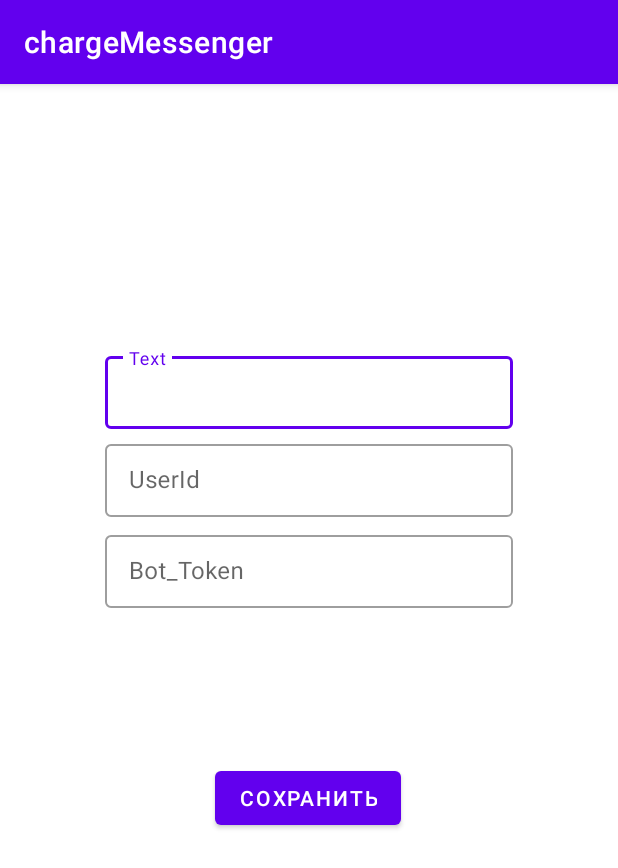
After one commit to zalmek/proj-eye, an Android app: the fragment EnterFragment shown on its own in the app's theme, on a phone screen of 412 x 824 dp. The commit adds this screen. Shown: the top 868 px of the screen. Run offline under Robolectric (Android 15) with nearby library versions, the phone set to English and light mode, and no system bars; our stand-ins replace Dagger/Hilt's generated code.

Commit message:
Fragment try

```diff
--- a/app/build.gradle
+++ b/app/build.gradle
@@ -40,6 +40,10 @@ dependencies {
     implementation 'com.google.android.material:material:1.3.0'
     implementation 'androidx.constraintlayout:constraintlayout:2.0.4'
     implementation 'com.google.android.material:material:1.3.0'
+    implementation 'androidx.annotation:annotation:1.1.0'
+    implementation 'androidx.lifecycle:lifecycle-livedata-ktx:2.2.0'
+    implementation 'androidx.lifecycle:lifecycle-viewmodel-ktx:2.2.0'
+    implementation 'androidx.legacy:legacy-support-v4:1.0.0'
     testImplementation 'junit:junit:4.+'
     androidTestImplementation 'androidx.test.ext:junit:1.1.2'
     androidTestImplementation 'androidx.test.espresso:espresso-core:3.3.0'
--- /dev/null
+++ b/app/src/main/java/com/example/chargemessenger/EnterFragment.java
@@ -0,0 +1,65 @@
+package com.example.chargemessenger;
+
+import android.content.Intent;
+import android.os.Bundle;
+
+import androidx.fragment.app.Fragment;
+
+import android.view.LayoutInflater;
+import android.view.View;
+import android.view.ViewGroup;
+import android.widget.Toast;
+
+import com.example.chargemessenger.databinding.FragmentEnterBinding;
+
+import org.jetbrains.annotations.NotNull;
+
+import javax.inject.Inject;
+
+import dagger.hilt.android.AndroidEntryPoint;
+
+@AndroidEntryPoint
+public class EnterFragment extends Fragment {
+    private FragmentEnterBinding binding;
+    static IThread secondThread;
+    public static String id_file = "id.txt";
+    public static String bot_token_file = "bot_token.txt";
+    public static String text_file = "text.txt";
+    @Inject Filewriter filewriter;
+    @Inject Filereader filereader;
+    @Override
+    public View onCreateView(@NotNull LayoutInflater inflater, ViewGroup container,
+                             Bundle savedInstanceState) {
+        // Inflate the layout for this fragment
+        binding = FragmentEnterBinding.inflate(inflater, container, false);
+        return binding.getRoot();}
+//        filereader.read(id_file);
+//        binding.UserId.getEditText().setText(filereader.getText());
+//        filereader.read(bot_token_file);
+//        binding.BotToken.getEditText().setText(filereader.getText());
+//        filereader.read(text_file);
+//        binding.Text.getEditText().setText(filereader.getText());
+//        getActivity().startService(new Intent(getContext(), MyService.class));
+//        binding.button.setOnClickListener(v -> {
+//            secondThread = new IThread();
+//            secondThread.start();
+//            Toast.makeText(getContext(), "Action completed. App is ready. You can quit.", Toast.LENGTH_LONG).show();
+//        });
+//    }
+
+    @Override
+    public void onDestroyView() {
+        super.onDestroyView();
+        binding = null;
+    }
+    class IThread extends Thread {
+        @Override
+        public void run()    //Этот метод будет выполнен в побочном потоке
+        {
+            filewriter.write(id_file, binding.UserId.getEditText());
+            filewriter.write(bot_token_file, binding.BotToken.getEditText());
+            filewriter.write(text_file, binding.Text.getEditText());
+
+        }
+    }
+}
--- a/app/src/main/java/com/example/chargemessenger/Filewriter.java
+++ b/app/src/main/java/com/example/chargemessenger/Filewriter.java
@@ -24,9 +24,8 @@ public class Filewriter implements Writable {
     public void write(String filename, EditText obj) {
         try {
             String rootDataDir = context.getExternalFilesDir(Environment.getDataDirectory().getAbsolutePath()).getAbsolutePath();
-            File file = new File(rootDataDir, filename);
             try {
-                PrintWriter writer = new PrintWriter(new FileWriter(file));
+                PrintWriter writer = new PrintWriter(new FileWriter(new File(rootDataDir, filename)));
                 writer.printf("%s", obj.getText());
                 writer.close();
             } catch (IOException e) {
--- /dev/null
+++ b/app/src/main/res/layout/fragment_enter.xml
@@ -0,0 +1,90 @@
+<?xml version="1.0" encoding="utf-8"?>
+<androidx.constraintlayout.widget.ConstraintLayout xmlns:android="http://schemas.android.com/apk/res/android"
+    xmlns:app="http://schemas.android.com/apk/res-auto"
+    android:id="@+id/placeholder"
+    xmlns:tools="http://schemas.android.com/tools"
+    android:layout_width="match_parent"
+    android:layout_height="match_parent"
+    tools:context=".EnterFragment">
+
+    <Button
+        android:id="@+id/button"
+        style="@style/Widget.MaterialComponents.Button"
+        android:layout_width="wrap_content"
+        android:layout_height="wrap_content"
+        android:layout_marginTop="100dp"
+        android:text="@string/button"
+        app:layout_constraintBottom_toBottomOf="parent"
+        app:layout_constraintEnd_toEndOf="parent"
+        app:layout_constraintHorizontal_bias="0.498"
+        app:layout_constraintStart_toStartOf="parent"
+        app:layout_constraintTop_toTopOf="parent"
+        app:layout_constraintVertical_bias="0.568" />
+
+    <com.google.android.material.textfield.TextInputLayout
+        android:id="@+id/Text"
+        android:layout_width="match_parent"
+        android:layout_height="wrap_content"
+        android:layout_marginStart="70dp"
+        android:layout_marginEnd="70dp"
+        android:layout_marginBottom="180dp"
+        android:hint="@string/label1"
+        app:layout_constraintBottom_toBottomOf="parent"
+        app:layout_constraintEnd_toEndOf="parent"
+        app:layout_constraintStart_toStartOf="parent"
+        app:layout_constraintTop_toTopOf="parent"
+        app:layout_constraintVertical_bias="0.329"
+        style="@style/Widget.MaterialComponents.TextInputLayout.OutlinedBox.Dense">
+
+        <com.google.android.material.textfield.TextInputEditText
+            android:layout_width="match_parent"
+            android:layout_height="wrap_content"
+            android:inputType="textLongMessage"
+            style="@style/Widget.MaterialComponents.TextInputEditText.OutlinedBox.Dense"/>
+    </com.google.android.material.textfield.TextInputLayout>
+
+    <com.google.android.material.textfield.TextInputLayout
+        android:id="@+id/Bot_Token"
+        android:layout_width="match_parent"
+        android:layout_height="wrap_content"
+        android:layout_marginStart="70dp"
+        android:layout_marginTop="90dp"
+        android:layout_marginEnd="70dp"
+        android:hint="@string/label2"
+        app:layout_constraintBottom_toBottomOf="parent"
+        app:layout_constraintEnd_toEndOf="parent"
+        app:layout_constraintStart_toStartOf="parent"
+        app:layout_constraintTop_toTopOf="parent"
+        app:layout_constraintVertical_bias="0.329"
+        style="@style/Widget.MaterialComponents.TextInputLayout.OutlinedBox.Dense">
+
+        <com.google.android.material.textfield.TextInputEditText
+            android:layout_width="match_parent"
+            android:layout_height="wrap_content"
+            android:inputType="textLongMessage"
+            style="@style/Widget.MaterialComponents.TextInputEditText.OutlinedBox.Dense"/>
+    </com.google.android.material.textfield.TextInputLayout>
+
+    <com.google.android.material.textfield.TextInputLayout
+        android:id="@+id/User_Id"
+        android:layout_width="match_parent"
+        android:layout_height="wrap_content"
+        android:layout_marginStart="70dp"
+        android:layout_marginEnd="70dp"
+        android:hint="@string/label"
+        app:layout_constraintBottom_toBottomOf="parent"
+        app:layout_constraintEnd_toEndOf="parent"
+        app:layout_constraintStart_toStartOf="parent"
+        app:layout_constraintTop_toTopOf="parent"
+        app:layout_constraintVertical_bias="0.329"
+        style="@style/Widget.MaterialComponents.TextInputLayout.OutlinedBox.Dense">
+
+        <com.google.android.material.textfield.TextInputEditText
+            android:layout_width="match_parent"
+            android:inputType="textLongMessage"
+            android:layout_height="wrap_content"
+            style="@style/Widget.MaterialComponents.TextInputEditText.OutlinedBox.Dense"
+            />
+    </com.google.android.material.textfield.TextInputLayout>
+
+</androidx.constraintlayout.widget.ConstraintLayout>
--- /dev/null
+++ b/app/src/main/res/values/dimens.xml
@@ -0,0 +1,5 @@
+<resources>
+    <!-- Default screen margins, per the Android Design guidelines. -->
+    <dimen name="fragment_horizontal_margin">16dp</dimen>
+    <dimen name="fragment_vertical_margin">16dp</dimen>
+</resources>
```
Also changed, not shown: app/src/main/java/com/example/chargemessenger/MainActivity.java (+13 -35 lines), app/src/main/java/com/example/chargemessenger/MyBroadcastReceiver.java (+3 -7 lines), app/src/main/res/layout/activity_main.xml (+86 -76 lines), app/src/main/res/values/strings.xml (+11 -0 lines).
